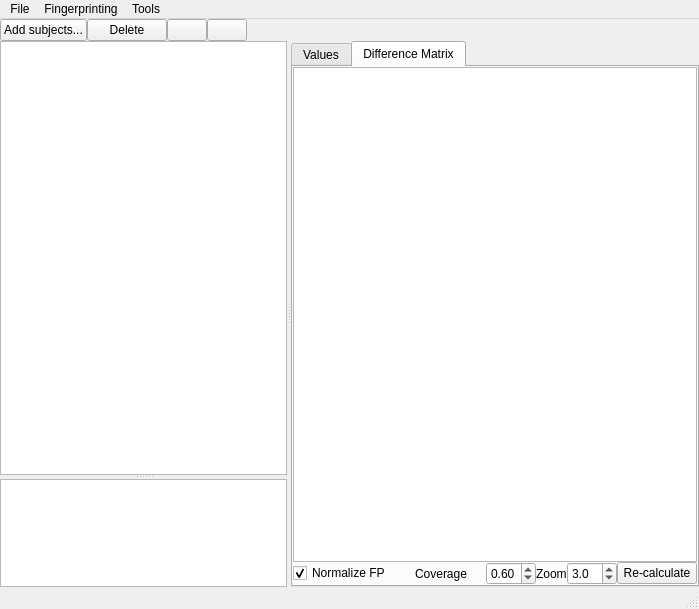
This is connectometry/db_window.ui in frankyeh/DSI-Studio as Qt 5 draws it before an edit. The edited form follows.
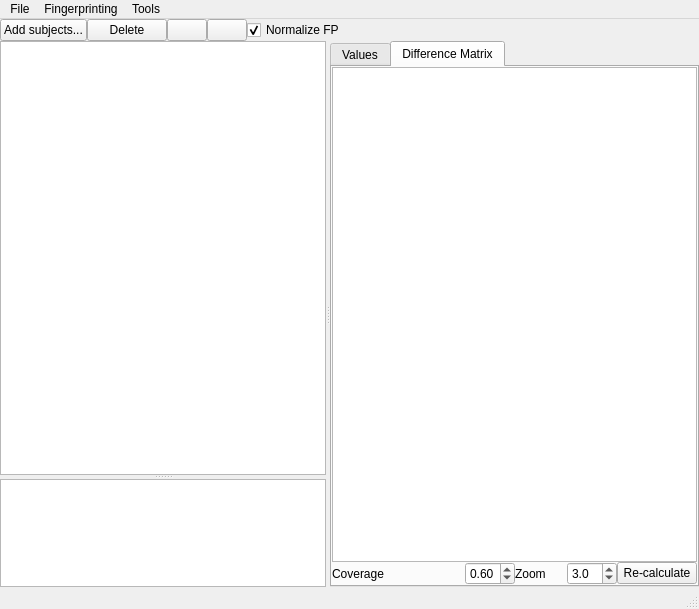
This is the edited form. Icons and pictures are not drawn.

Commit message: [ana] check connectivity matrix value

```diff
--- a/connectometry/db_window.ui
+++ b/connectometry/db_window.ui
@@ -82,6 +82,16 @@
         </property>
        </widget>
       </item>
+      <item>
+       <widget class="QCheckBox" name="normalize_fp">
+        <property name="text">
+         <string>Normalize FP</string>
+        </property>
+        <property name="checked">
+         <bool>true</bool>
+        </property>
+       </widget>
+      </item>
       <item>
        <spacer name="horizontalSpacer_2">
         <property name="orientation">
@@ -439,16 +449,6 @@
                 <property name="bottomMargin">
                  <number>0</number>
                 </property>
-                <item>
-                 <widget class="QCheckBox" name="normalize_fp">
-                  <property name="text">
-                   <string>Normalize FP</string>
-                  </property>
-                  <property name="checked">
-                   <bool>true</bool>
-                  </property>
-                 </widget>
-                </item>
                 <item>
                  <layout class="QHBoxLayout" name="horizontalLayout_26">
                   <property name="spacing">
```
The commit also changes 2 other files.
